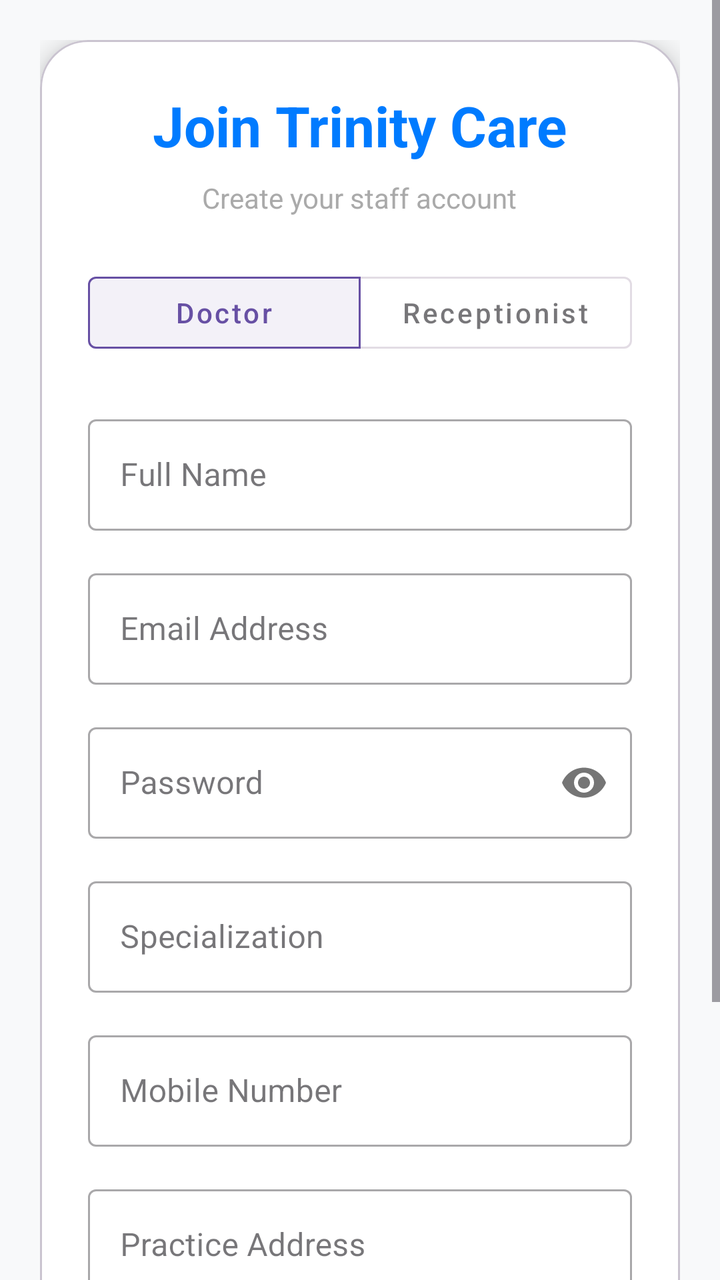
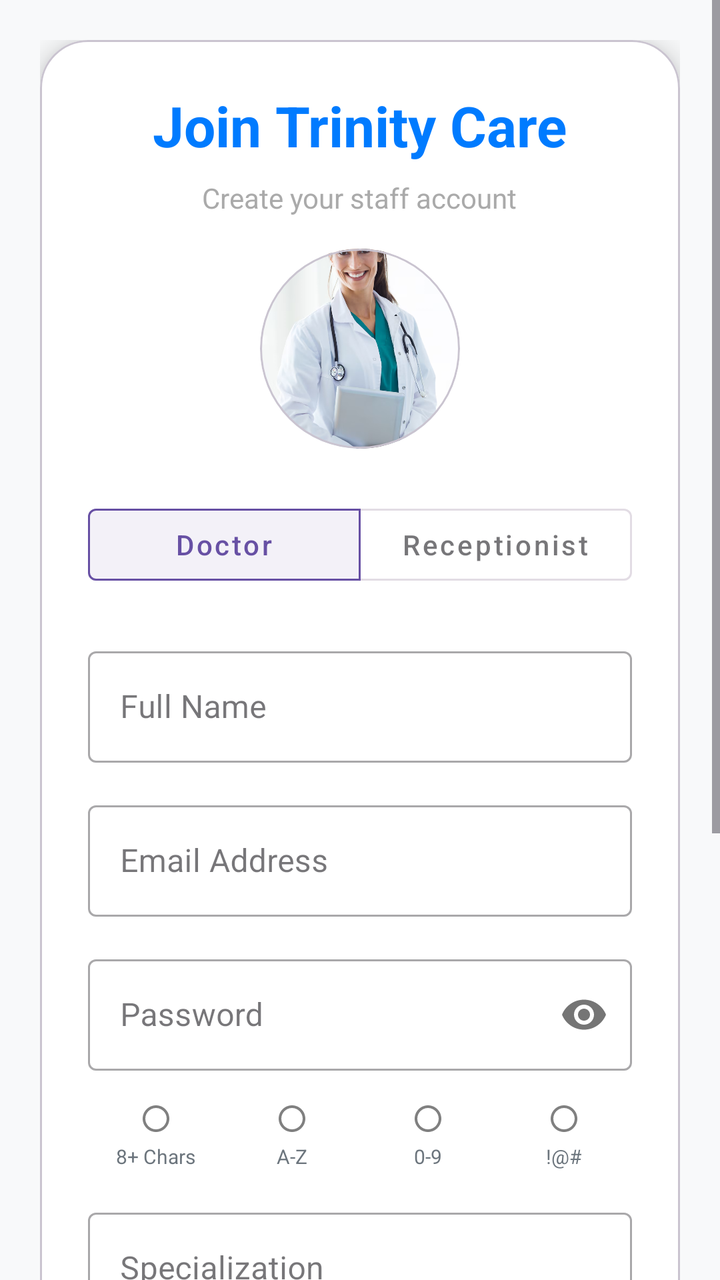

An Android layout rendered at two revisions. The XML below is the earlier revision; the diff shows what the commit changed to produce the second picture.
<!-- AndroidManifest.xml: application theme Theme.HospitalAppJava -->
<!-- res/layout/activity_register.xml -->
<?xml version="1.0" encoding="utf-8"?>
<ScrollView xmlns:android="http://schemas.android.com/apk/res/android"
    xmlns:app="http://schemas.android.com/apk/res-auto"
    android:layout_width="match_parent"
    android:layout_height="match_parent"
    android:background="@color/light_gray_background"
    android:fillViewport="true">

    <LinearLayout
        android:layout_width="match_parent"
        android:layout_height="wrap_content"
        android:gravity="center"
        android:orientation="vertical"
        android:padding="20dp">

        <com.google.android.material.card.MaterialCardView
            android:layout_width="match_parent"
            android:layout_height="wrap_content"
            app:cardCornerRadius="24dp"
            app:cardElevation="8dp"
            app:cardBackgroundColor="@android:color/white">

            <LinearLayout
                android:layout_width="match_parent"
                android:layout_height="wrap_content"
                android:orientation="vertical"
                android:padding="24dp">

                <TextView
                    android:layout_width="wrap_content"
                    android:layout_height="wrap_content"
                    android:layout_gravity="center"
                    android:text="Join Trinity Care"
                    android:textColor="@color/primary_color"
                    android:textSize="28sp"
                    android:textStyle="bold"
                    android:layout_marginBottom="8dp"/>

                <TextView
                    android:layout_width="wrap_content"
                    android:layout_height="wrap_content"
                    android:layout_gravity="center"
                    android:text="Create your staff account"
                    android:textColor="@android:color/darker_gray"
                    android:textSize="14sp"
                    android:layout_marginBottom="24dp"/>

                
                <com.google.android.material.button.MaterialButtonToggleGroup
                    android:id="@+id/roleToggleGroup"
                    android:layout_width="match_parent"
                    android:layout_height="wrap_content"
                    android:layout_marginBottom="24dp"
                    app:checkedButton="@+id/btnRoleDoctor"
                    app:singleSelection="true"
                    app:selectionRequired="true">

                    <com.google.android.material.button.MaterialButton
                        android:id="@+id/btnRoleDoctor"
                        style="@style/Widget.MaterialComponents.Button.OutlinedButton"
                        android:layout_width="0dp"
                        android:layout_height="wrap_content"
                        android:layout_weight="1"
                        android:text="Doctor"
                        android:textAllCaps="false" />

                    <com.google.android.material.button.MaterialButton
                        android:id="@+id/btnRoleReceptionist"
                        style="@style/Widget.MaterialComponents.Button.OutlinedButton"
                        android:layout_width="0dp"
                        android:layout_height="wrap_content"
                        android:layout_weight="1"
                        android:text="Receptionist"
                        android:textAllCaps="false" />
                </com.google.android.material.button.MaterialButtonToggleGroup>

                
                <com.google.android.material.textfield.TextInputLayout
                    android:layout_width="match_parent"
                    android:layout_height="wrap_content"
                    android:layout_marginBottom="16dp"
                    android:hint="Full Name"
                    style="@style/Widget.MaterialComponents.TextInputLayout.OutlinedBox">

                    <com.google.android.material.textfield.TextInputEditText
                        android:id="@+id/etName"
                        android:layout_width="match_parent"
                        android:layout_height="wrap_content"
                        android:inputType="textPersonName" />
                </com.google.android.material.textfield.TextInputLayout>

                <com.google.android.material.textfield.TextInputLayout
                    android:layout_width="match_parent"
                    android:layout_height="wrap_content"
                    android:layout_marginBottom="16dp"
                    android:hint="Email Address"
                    style="@style/Widget.MaterialComponents.TextInputLayout.OutlinedBox">

                    <com.google.android.material.textfield.TextInputEditText
                        android:id="@+id/etEmail"
                        android:layout_width="match_parent"
                        android:layout_height="wrap_content"
                        android:inputType="textEmailAddress" />
                </com.google.android.material.textfield.TextInputLayout>

                <com.google.android.material.textfield.TextInputLayout
                    android:layout_width="match_parent"
                    android:layout_height="wrap_content"
                    android:layout_marginBottom="16dp"
                    android:hint="Password"
                    app:passwordToggleEnabled="true"
                    style="@style/Widget.MaterialComponents.TextInputLayout.OutlinedBox">

                    <com.google.android.material.textfield.TextInputEditText
                        android:id="@+id/etPassword"
                        android:layout_width="match_parent"
                        android:layout_height="wrap_content"
                        android:inputType="textPassword" />
                </com.google.android.material.textfield.TextInputLayout>

                
                <LinearLayout
                    android:id="@+id/doctorFields"
                    android:layout_width="match_parent"
                    android:layout_height="wrap_content"
                    android:orientation="vertical">

                    <com.google.android.material.textfield.TextInputLayout
                        android:layout_width="match_parent"
                        android:layout_height="wrap_content"
                        android:layout_marginBottom="16dp"
                        android:hint="Specialization"
                        style="@style/Widget.MaterialComponents.TextInputLayout.OutlinedBox">

                        <com.google.android.material.textfield.TextInputEditText
                            android:id="@+id/etSpecialization"
                            android:layout_width="match_parent"
                            android:layout_height="wrap_content"
                            android:inputType="text" />
                    </com.google.android.material.textfield.TextInputLayout>

                    <com.google.android.material.textfield.TextInputLayout
                        android:layout_width="match_parent"
                        android:layout_height="wrap_content"
                        android:layout_marginBottom="16dp"
                        android:hint="Mobile Number"
                        style="@style/Widget.MaterialComponents.TextInputLayout.OutlinedBox">

                        <com.google.android.material.textfield.TextInputEditText
                            android:id="@+id/etPhone"
                            android:layout_width="match_parent"
                            android:layout_height="wrap_content"
                            android:inputType="phone" />
                    </com.google.android.material.textfield.TextInputLayout>

                    <com.google.android.material.textfield.TextInputLayout
                        android:layout_width="match_parent"
                        android:layout_height="wrap_content"
                        android:layout_marginBottom="16dp"
                        android:hint="Practice Address"
                        style="@style/Widget.MaterialComponents.TextInputLayout.OutlinedBox">

                        <com.google.android.material.textfield.TextInputEditText
                            android:id="@+id/etAddress"
                            android:layout_width="match_parent"
                            android:layout_height="wrap_content"
                            android:inputType="textPostalAddress" />
                    </com.google.android.material.textfield.TextInputLayout>
                </LinearLayout>

                <com.google.android.material.button.MaterialButton
                    android:id="@+id/btnRegister"
                    android:layout_width="match_parent"
                    android:layout_height="60dp"
                    android:text="Send Verification OTP"
                    android:textSize="16sp"
                    android:textAllCaps="false"
                    app:cornerRadius="12dp"
                    android:layout_marginTop="8dp"/>

                <TextView
                    android:id="@+id/tvLoginLink"
                    android:layout_width="wrap_content"
                    android:layout_height="wrap_content"
                    android:layout_gravity="center"
                    android:layout_marginTop="20dp"
                    android:text="Already have an account? Login"
                    android:textColor="@color/primary_color"
                    android:textStyle="bold" />

            </LinearLayout>
        </com.google.android.material.card.MaterialCardView>
    </LinearLayout>
</ScrollView>
<!-- resources referenced by this layout -->
<resources>
  <color name="light_gray_background">#F8F9FA</color>
  <color name="primary_color">#007BFF</color>
  <style name="Theme.HospitalAppJava" parent="Base.Theme.HospitalAppJava" />
  <style name="Base.Theme.HospitalAppJava" parent="Theme.Material3.DayNight.NoActionBar">
          
          
      </style>
</resources>

<!-- the commit's change to res/layout/activity_register.xml (unified diff, before → after) -->
@@ -43,7 +43,25 @@
                     android:text="Create your staff account"
                     android:textColor="@android:color/darker_gray"
                     android:textSize="14sp"
-                    android:layout_marginBottom="24dp"/>
+                    android:layout_marginBottom="16dp"/>
+
+                
+                <com.google.android.material.card.MaterialCardView
+                    android:layout_width="100dp"
+                    android:layout_height="100dp"
+                    android:layout_gravity="center"
+                    app:cardCornerRadius="50dp"
+                    app:cardElevation="0dp"
+                    android:layout_marginBottom="24dp">
+
+                    <ImageView
+                        android:id="@+id/profileImageView"
+                        android:layout_width="match_parent"
+                        android:layout_height="match_parent"
+                        android:src="@drawable/ic_person"
+                        android:background="@color/light_gray_background"
+                        android:scaleType="centerCrop" />
+                </com.google.android.material.card.MaterialCardView>
 
                 
                 <com.google.android.material.button.MaterialButtonToggleGroup
@@ -120,6 +138,105 @@
 
                 
                 <LinearLayout
+                    android:id="@+id/passwordStrengthLayout"
+                    android:layout_width="match_parent"
+                    android:layout_height="wrap_content"
+                    android:orientation="horizontal"
+                    android:layout_marginBottom="16dp"
+                    android:gravity="center"
+                    android:weightSum="4">
+
+                    
+                    <LinearLayout
+                        android:layout_width="0dp"
+                        android:layout_height="wrap_content"
+                        android:layout_weight="1"
+                        android:orientation="vertical"
+                        android:gravity="center">
+                        <ImageView
+                            android:id="@+id/ivRuleLength"
+                            android:layout_width="16dp"
+                            android:layout_height="16dp"
+                            android:src="@drawable/ic_circle_outline" />
+                        <TextView
+                            android:id="@+id/tvRuleLength"
+                            android:layout_width="wrap_content"
+                            android:layout_height="wrap_content"
+                            android:text="8+ Chars"
+                            android:textColor="@color/gray"
+                            android:textSize="10sp"
+                            android:layout_marginTop="4dp" />
+                    </LinearLayout>
+
+                    
+                    <LinearLayout
+                        android:layout_width="0dp"
+                        android:layout_height="wrap_content"
+                        android:layout_weight="1"
+                        android:orientation="vertical"
+                        android:gravity="center">
+                        <ImageView
+                            android:id="@+id/ivRuleUppercase"
+                            android:layout_width="16dp"
+                            android:layout_height="16dp"
+                            android:src="@drawable/ic_circle_outline" />
+                        <TextView
+                            android:id="@+id/tvRuleUppercase"
+                            android:layout_width="wrap_content"
+                            android:layout_height="wrap_content"
+                            android:text="A-Z"
+                            android:textColor="@color/gray"
+                            android:textSize="10sp"
+                            android:layout_marginTop="4dp" />
+                    </LinearLayout>
+
+                    
+                    <LinearLayout
+                        android:layout_width="0dp"
+                        android:layout_height="wrap_content"
+                        android:layout_weight="1"
+                        android:orientation="vertical"
+                        android:gravity="center">
+                        <ImageView
+                            android:id="@+id/ivRuleNumber"
+                            android:layout_width="16dp"
+                            android:layout_height="16dp"
+                            android:src="@drawable/ic_circle_outline" />
+                        <TextView
+                            android:id="@+id/tvRuleNumber"
+                            android:layout_width="wrap_content"
+                            android:layout_height="wrap_content"
+                            android:text="0-9"
+                            android:textColor="@color/gray"
+                            android:textSize="10sp"
+                            android:layout_marginTop="4dp" />
+                    </LinearLayout>
+
+                    
+                    <LinearLayout
+                        android:layout_width="0dp"
+                        android:layout_height="wrap_content"
+                        android:layout_weight="1"
+                        android:orientation="vertical"
+                        android:gravity="center">
+                        <ImageView
+                            android:id="@+id/ivRuleSpecial"
+                            android:layout_width="16dp"
+                            android:layout_height="16dp"
+                            android:src="@drawable/ic_circle_outline" />
+                        <TextView
+                            android:id="@+id/tvRuleSpecial"
+                            android:layout_width="wrap_content"
+                            android:layout_height="wrap_content"
+                            android:text="!@#"
+                            android:textColor="@color/gray"
+                            android:textSize="10sp"
+                            android:layout_marginTop="4dp" />
+                    </LinearLayout>
+                </LinearLayout>
+
+                
+                <LinearLayout
                     android:id="@+id/doctorFields"
                     android:layout_width="match_parent"
                     android:layout_height="wrap_content"
@@ -150,7 +267,9 @@
                             android:id="@+id/etPhone"
                             android:layout_width="match_parent"
                             android:layout_height="wrap_content"
-                            android:inputType="phone" />
+                            android:inputType="phone"
+                            android:maxLength="10"
+                            android:digits="0123456789" />
                     </com.google.android.material.textfield.TextInputLayout>
 
                     <com.google.android.material.textfield.TextInputLayout
<!-- resource entries referenced after the edit -->
@@ -1,7 +1,19 @@
 <!-- resources referenced by this layout -->
 <resources>
+  <color name="gray">#6C757D</color>
   <color name="light_gray_background">#F8F9FA</color>
   <color name="primary_color">#007BFF</color>
+  <!-- drawable ic_circle_outline (drawable) -->
+  <vector xmlns:android="http://schemas.android.com/apk/res/android"
+      android:width="24dp"
+      android:height="24dp"
+      android:viewportWidth="24"
+      android:viewportHeight="24">
+    <path
+        android:pathData="M12,2C6.48,2 2,6.48 2,12s4.48,10 10,10 10,-4.48 10,-10S17.52,2 12,2zM12,20c-4.42,0 -8,-3.58 -8,-8s3.58,-8 8,-8 8,3.58 8,8 -3.58,8 -8,8z"
+        android:fillColor="#808080"/>
+  </vector>
+  <!-- drawable ic_person: png bitmap (drawable, 619875 bytes) -->
   <style name="Theme.HospitalAppJava" parent="Base.Theme.HospitalAppJava" />
   <style name="Base.Theme.HospitalAppJava" parent="Theme.Material3.DayNight.NoActionBar">
           
